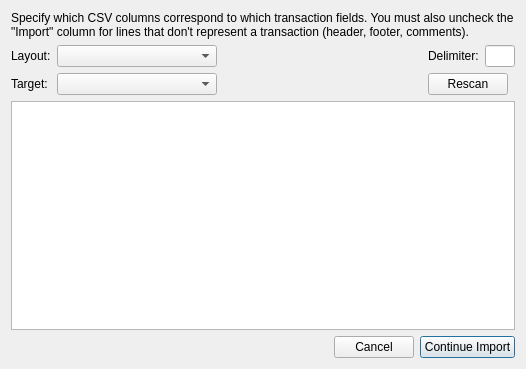
Qt form qt/ui/csv_options.ui (Mouchnino/moneyguru) before a commit.
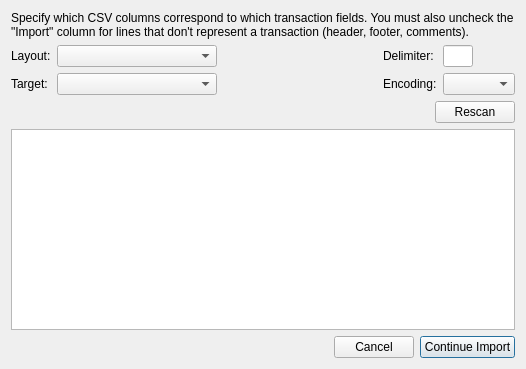
The same form after that commit.

Commit message: [#177 state:fixed] Added an encoding selector in the CSV options dialog.

Patch:
```diff
--- a/qt/ui/csv_options.ui
+++ b/qt/ui/csv_options.ui
@@ -60,6 +60,9 @@
        </property>
       </widget>
      </item>
+     <item row="1" column="1">
+      <widget class="QComboBox" name="targetComboBox"/>
+     </item>
      <item row="1" column="0">
       <widget class="QLabel" name="label_3">
        <property name="text">
@@ -67,23 +70,10 @@
        </property>
       </widget>
      </item>
-     <item row="1" column="1">
-      <widget class="QComboBox" name="targetComboBox"/>
+     <item row="1" column="4">
+      <widget class="QComboBox" name="encodingComboBox"/>
      </item>
-     <item row="1" column="3" colspan="2">
-      <widget class="QPushButton" name="rescanButton">
-       <property name="sizePolicy">
-        <sizepolicy hsizetype="Maximum" vsizetype="Fixed">
-         <horstretch>0</horstretch>
-         <verstretch>0</verstretch>
-        </sizepolicy>
-       </property>
-       <property name="text">
-        <string>Rescan</string>
-       </property>
-      </widget>
-     </item>
-     <item row="1" column="2">
+     <item row="2" column="2">
       <spacer name="horizontalSpacer">
        <property name="orientation">
         <enum>Qt::Horizontal</enum>
@@ -96,6 +86,46 @@
        </property>
       </spacer>
      </item>
+     <item row="2" column="3" colspan="2">
+      <layout class="QHBoxLayout" name="horizontalLayout_2">
+       <property name="spacing">
+        <number>0</number>
+       </property>
+       <item>
+        <spacer name="horizontalSpacer_3">
+         <property name="orientation">
+          <enum>Qt::Horizontal</enum>
+         </property>
+         <property name="sizeHint" stdset="0">
+          <size>
+           <width>40</width>
+           <height>20</height>
+          </size>
+         </property>
+        </spacer>
+       </item>
+       <item>
+        <widget class="QPushButton" name="rescanButton">
+         <property name="sizePolicy">
+          <sizepolicy hsizetype="Maximum" vsizetype="Fixed">
+           <horstretch>0</horstretch>
+           <verstretch>0</verstretch>
+          </sizepolicy>
+         </property>
+         <property name="text">
+          <string>Rescan</string>
+         </property>
+        </widget>
+       </item>
+      </layout>
+     </item>
+     <item row="1" column="3">
+      <widget class="QLabel" name="label_5">
+       <property name="text">
+        <string>Encoding:</string>
+       </property>
+      </widget>
+     </item>
     </layout>
    </item>
    <item>
@@ -118,6 +148,15 @@
      <attribute name="verticalHeaderDefaultSectionSize">
       <number>18</number>
      </attribute>
+     <attribute name="verticalHeaderVisible">
+      <bool>false</bool>
+     </attribute>
+     <attribute name="verticalHeaderDefaultSectionSize">
+      <number>18</number>
+     </attribute>
+     <attribute name="horizontalHeaderHighlightSections">
+      <bool>false</bool>
+     </attribute>
     </widget>
    </item>
    <item>
```
The commit also changes 17 other files.
